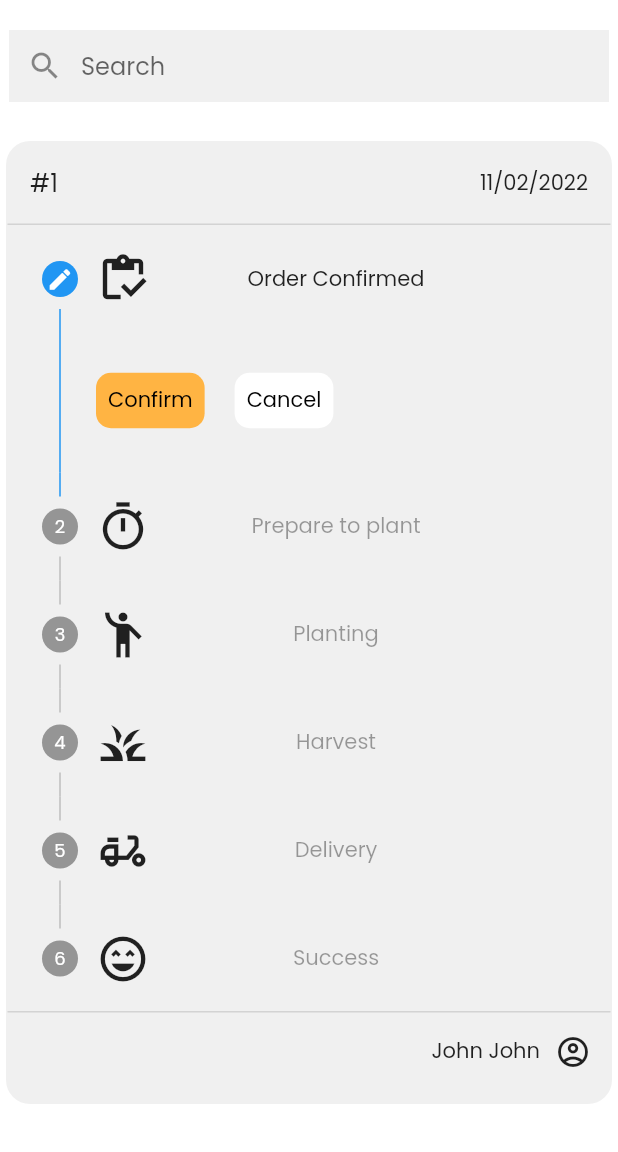
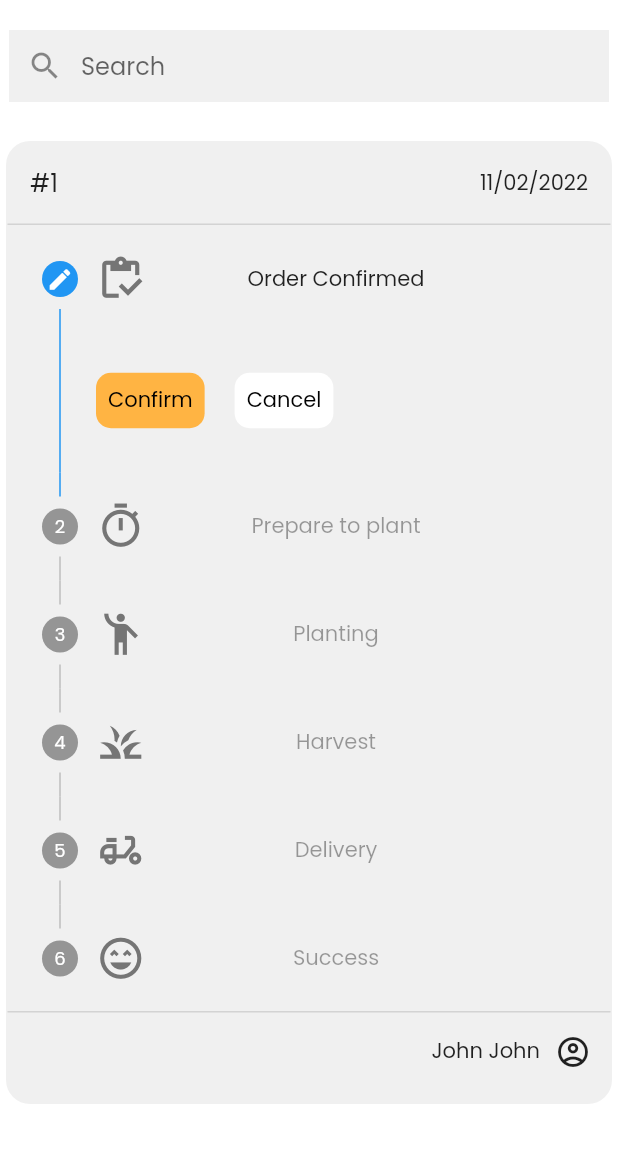
Before and after one commit to aimaimm/Wanna_plant, a Flutter app: the TrackPlanter screen opened directly, on a phone screen of 412 x 824 dp, the part 84-1236 px from its top. Run offline on Flutter 3.47's test engine with Material 2 defaults, Android fonts, the light colour scheme and no system bars; our stand-ins replace flutter_svg, timeline_tile.

Commit message:
edit icon size and color trackplanter page

```diff
--- a/lib/main.dart
+++ b/lib/main.dart
@@ -26,7 +26,7 @@ class MyApp extends StatelessWidget {
         fontFamily: 'Poppins',
         scaffoldBackgroundColor: Colors.white,
       ),
-      home: Tracking(),
+      home: TrackPlanter(),
       debugShowCheckedModeBanner: false,
     );
   }
--- a/lib/trackplanter.dart
+++ b/lib/trackplanter.dart
@@ -136,7 +136,8 @@ class _TrackPlanter extends State<TrackPlanter> {
                                         children: <Widget>[
                                           Icon(
                                             Icons.inventory_outlined,
-                                            size: 36,
+                                            size: 33,
+                                            color: Color(0xff757575),
                                           ),
                                           Row(
                                             mainAxisAlignment:
@@ -158,7 +159,11 @@ class _TrackPlanter extends State<TrackPlanter> {
                                       title: Stack(
                                         alignment: Alignment.centerLeft,
                                         children: <Widget>[
-                                          Icon(Icons.timer_outlined, size: 36),
+                                          Icon(
+                                            Icons.timer_outlined,
+                                            size: 33,
+                                            color: Color(0xff757575),
+                                          ),
                                           Row(
                                             mainAxisAlignment:
                                                 MainAxisAlignment.center,
@@ -179,8 +184,11 @@ class _TrackPlanter extends State<TrackPlanter> {
                                       title: Stack(
                                         alignment: Alignment.centerLeft,
                                         children: <Widget>[
-                                          Icon(Icons.emoji_people_outlined,
-                                              size: 36),
+                                          Icon(
+                                            Icons.emoji_people_outlined,
+                                            size: 33,
+                                            color: Color(0xff757575),
+                                          ),
                                           Row(
                                             mainAxisAlignment:
                                                 MainAxisAlignment.center,
@@ -201,7 +209,11 @@ class _TrackPlanter extends State<TrackPlanter> {
                                       title: Stack(
                                         alignment: Alignment.centerLeft,
                                         children: <Widget>[
-                                          Icon(Icons.grass_outlined, size: 36),
+                                          Icon(
+                                            Icons.grass_outlined,
+                                            size: 33,
+                                            color: Color(0xff757575),
+                                          ),
                                           Row(
                                             mainAxisAlignment:
                                                 MainAxisAlignment.center,
@@ -222,8 +234,11 @@ class _TrackPlanter extends State<TrackPlanter> {
                                       title: Stack(
                                         alignment: Alignment.centerLeft,
                                         children: <Widget>[
-                                          Icon(Icons.delivery_dining_outlined,
-                                              size: 36),
+                                          Icon(
+                                            Icons.delivery_dining_outlined,
+                                            size: 33,
+                                            color: Color(0xff757575),
+                                          ),
                                           Row(
                                             mainAxisAlignment:
                                                 MainAxisAlignment.center,
@@ -245,9 +260,11 @@ class _TrackPlanter extends State<TrackPlanter> {
                                         alignment: Alignment.centerLeft,
                                         children: <Widget>[
                                           Icon(
-                                              Icons
-                                                  .sentiment_very_satisfied_outlined,
-                                              size: 36),
+                                            Icons
+                                                .sentiment_very_satisfied_outlined,
+                                            size: 33,
+                                            color: Color(0xff757575),
+                                          ),
                                           Row(
                                             mainAxisAlignment:
                                                 MainAxisAlignment.center,
```
